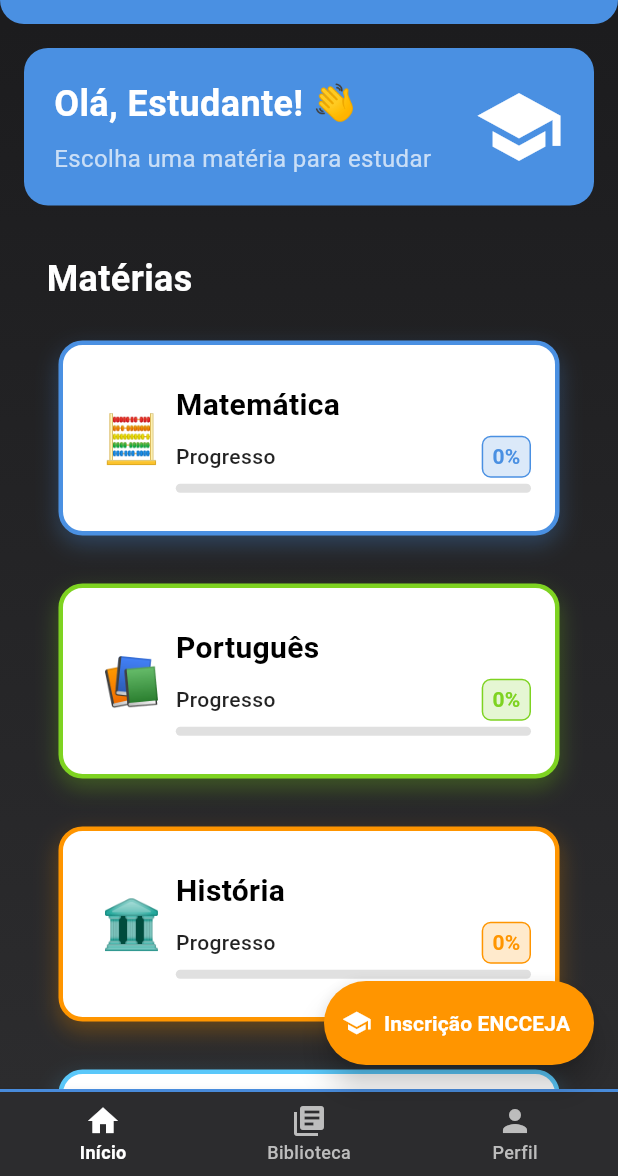
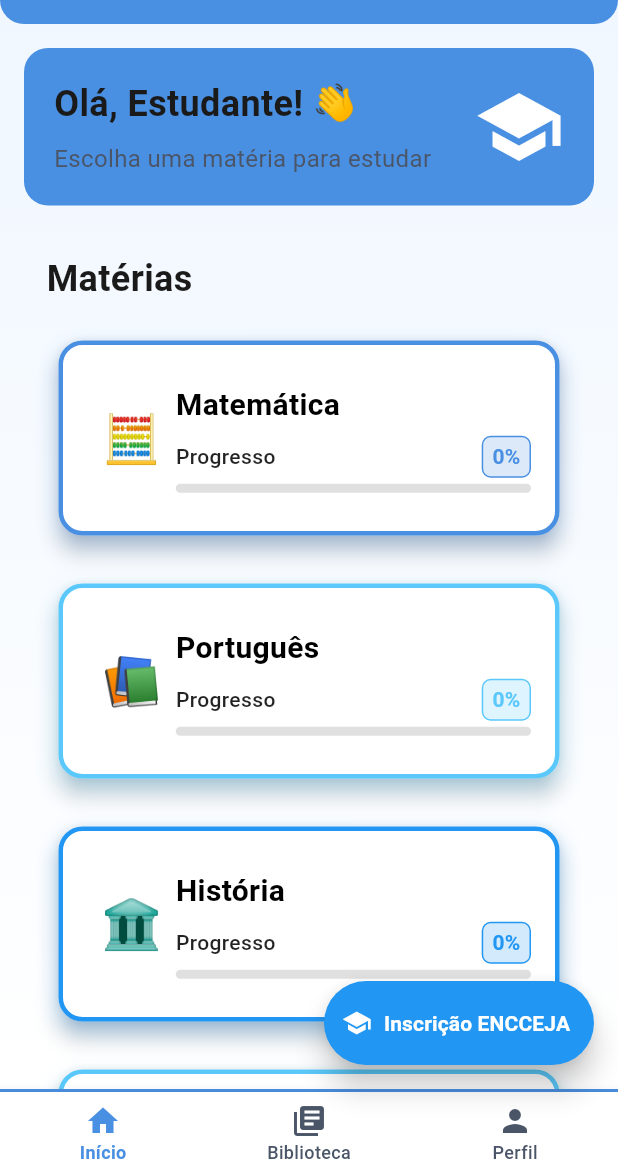
Before and after one commit to FabioSonats/enceja-plus, a Flutter app: the HomeScreen screen opened by its route, on a phone screen of 412 x 824 dp, the part 60-1236 px from its top. Run offline on Flutter 3.47's test engine with Material 3 defaults, Android fonts, the phone set to English and light mode, and no system bars; our stand-ins replace cloud_firestore, equatable, firebase_auth, firebase_core, firebase_storage, flutter_bloc and 4 more; missing offline and left inert: dart:html; accounts and stored records are empty.

Commit message:
feat: implementar tema claro com paleta de azuis baseada no onboarding
- Remover modo escuro e usar apenas tema claro
- Atualizar paleta de cores para tons azuis consistentes com onboarding
- Primary: #4A90E2 (azul do onboarding)
- Secondary: #5AC8FA (azul claro)
- Accent: #2196F3 (azul mÃ©dio)
- Background: #F0F7FF (azul muito claro)
- Garantir legibilidade de textos em fundos claros
- Atualizar todas as telas para usar cores claras
- Atualizar cores de gamificaÃ§Ã£o para tons azuis

```diff
--- a/lib/core/theme/app_theme.dart
+++ b/lib/core/theme/app_theme.dart
@@ -5,10 +5,10 @@ class AppTheme {
   // CORES PRINCIPAIS DO SISTEMA
   // ===========================================
 
-  // Cores primárias - Paleta principal
-  static const Color primaryColor = Color(0xFF4A90E2); // Azul principal
-  static const Color secondaryColor = Color(0xFF7ED321); // Verde secundário
-  static const Color accentColor = Color(0xFFFF9500); // Laranja de destaque
+  // Cores primárias - Paleta principal (tons azuis baseados no onboarding)
+  static const Color primaryColor = Color(0xFF4A90E2); // Azul principal (onboarding)
+  static const Color secondaryColor = Color(0xFF5AC8FA); // Azul claro secundário
+  static const Color accentColor = Color(0xFF2196F3); // Azul médio de destaque
 
   // Cores de status
   static const Color errorColor = Color(0xFFFF3B30); // Vermelho de erro
@@ -54,22 +54,23 @@ class AppTheme {
   // CORES DE GAMIFICAÇÃO
   // ===========================================
 
-  static const Color xpColor = Color(0xFFFFCC00); // Amarelo XP
-  static const Color levelColor = Color(0xFFAF52DE); // Roxo de nível
-  static const Color achievementColor = Color(0xFFFF6B35); // Laranja conquista
-  static const Color progressColor = Color(0xFF4CAF50); // Verde progresso
-  static const Color streakColor = Color(0xFFFF5722); // Laranja sequência
+  // Cores de gamificação - Tons azuis
+  static const Color xpColor = Color(0xFF4A90E2); // Azul principal para XP
+  static const Color levelColor = Color(0xFF2196F3); // Azul médio para nível
+  static const Color achievementColor = Color(0xFF1976D2); // Azul escuro para conquista
+  static const Color progressColor = Color(0xFF5AC8FA); // Azul claro para progresso
+  static const Color streakColor = Color(0xFF0D47A1); // Azul muito escuro para sequência
 
   // ===========================================
   // CORES DE FUNDO E SUPERFÍCIE
   // ===========================================
 
-  // Modo claro
-  static const Color backgroundLight = Color(0xFFF7F9FC);
-  static const Color surfaceLight = Color(0xFFFFFFFF);
-  static const Color surfaceVariantLight = Color(0xFFF5F5F5);
-  static const Color textLight = Color(0xFF2C2C2E);
-  static const Color textSecondaryLight = Color(0xFF6C6C70);
+  // Modo claro - Tons azuis suaves
+  static const Color backgroundLight = Color(0xFFF0F7FF); // Azul muito claro
+  static const Color surfaceLight = Color(0xFFFFFFFF); // Branco
+  static const Color surfaceVariantLight = Color(0xFFE8F4FD); // Azul bem claro
+  static const Color textLight = Color(0xFF1A1A1A); // Preto suave para legibilidade
+  static const Color textSecondaryLight = Color(0xFF4A5568); // Cinza azulado escuro
 
   // Modo escuro
   static const Color backgroundDark = Color(0xFF1C1C1E);
@@ -176,9 +177,9 @@ class AppTheme {
   // GRADIENTES PREDEFINIDOS
   // ===========================================
 
-  /// Gradiente principal do app
+  /// Gradiente principal do app - Tons azuis
   static const LinearGradient primaryGradient = LinearGradient(
-    colors: [primaryColor, secondaryColor],
+    colors: [primaryColor, accentColor],
     begin: Alignment.topLeft,
     end: Alignment.bottomRight,
   );
--- a/lib/main.dart
+++ b/lib/main.dart
@@ -39,9 +39,8 @@ class ENCCEJAPlusApp extends StatelessWidget {
       child: MaterialApp.router(
         title: AppConstants.appName,
         debugShowCheckedModeBanner: false,
-        theme: AppTheme.darkTheme,
-        darkTheme: AppTheme.darkTheme,
-        themeMode: ThemeMode.system,
+        theme: AppTheme.lightTheme,
+        themeMode: ThemeMode.light,
         routerConfig: AppRouter.router,
       ),
     );
--- a/lib/presentation/views/home/home_screen.dart
+++ b/lib/presentation/views/home/home_screen.dart
@@ -108,7 +108,7 @@ class _HomeScreenState extends State<HomeScreen> {
       floatingActionButton: _selectedIndex == 0 ? _buildEnrollmentFAB() : null,
       bottomNavigationBar: Container(
         decoration: const BoxDecoration(
-          color: AppTheme.surfaceDark,
+          color: AppTheme.surfaceLight,
           border: Border(
             top: BorderSide(color: AppTheme.primaryColor, width: 2),
           ),
@@ -116,7 +116,7 @@ class _HomeScreenState extends State<HomeScreen> {
         child: BottomNavigationBar(
           type: BottomNavigationBarType.fixed,
           currentIndex: _selectedIndex,
-          backgroundColor: AppTheme.surfaceDark,
+          backgroundColor: AppTheme.surfaceLight,
           onTap: (index) {
             setState(() {
               _selectedIndex = index;
@@ -147,8 +147,8 @@ class _HomeScreenState extends State<HomeScreen> {
                 break;
             }
           },
-          selectedItemColor: Colors.white, // Branco para máximo contraste
-          unselectedItemColor: Colors.grey[400], // Cinza mais claro
+          selectedItemColor: AppTheme.primaryColor, // Azul para item selecionado
+          unselectedItemColor: AppTheme.textSecondaryLight, // Cinza para item não selecionado
           selectedLabelStyle: const TextStyle(
             fontWeight: FontWeight.bold,
             fontSize: 12,
@@ -172,7 +172,7 @@ class _HomeScreenState extends State<HomeScreen> {
     return Container(
       decoration: const BoxDecoration(
         gradient: LinearGradient(
-          colors: [AppTheme.backgroundDark, AppTheme.surfaceDark],
+          colors: [AppTheme.backgroundLight, AppTheme.surfaceLight],
           begin: Alignment.topCenter,
           end: Alignment.bottomCenter,
         ),
@@ -207,20 +207,20 @@ class _HomeScreenState extends State<HomeScreen> {
             child: Column(
               crossAxisAlignment: CrossAxisAlignment.start,
               children: [
-                const Text(
+                Text(
                   'Olá, Estudante! 👋',
                   style: TextStyle(
                     fontSize: 24,
                     fontWeight: FontWeight.bold,
-                    color: Colors.white,
+                    color: AppTheme.textLight,
                   ),
                 ),
                 const SizedBox(height: 8),
-                const Text(
+                Text(
                   'Escolha uma matéria para estudar',
                   style: TextStyle(
                     fontSize: 16,
-                    color: Colors.white70,
+                    color: AppTheme.textSecondaryLight,
                   ),
                 ),
               ],
@@ -245,14 +245,14 @@ class _HomeScreenState extends State<HomeScreen> {
         return Column(
           crossAxisAlignment: CrossAxisAlignment.start,
           children: [
-            const Padding(
-              padding: EdgeInsets.symmetric(horizontal: 15),
+            Padding(
+              padding: const EdgeInsets.symmetric(horizontal: 15),
               child: Text(
                 'Matérias',
                 style: TextStyle(
                   fontSize: 24,
                   fontWeight: FontWeight.bold,
-                  color: Colors.white,
+                  color: AppTheme.textLight,
                 ),
               ),
             ),
--- a/lib/presentation/views/study/interactive_math_lessons_screen.dart
+++ b/lib/presentation/views/study/interactive_math_lessons_screen.dart
@@ -776,7 +776,7 @@ class _PuzzleLessonFlowState extends State<_PuzzleLessonFlow> {
                 'Carregando próxima questão...',
                 style: TextStyle(
                   fontSize: 16,
-                  color: AppTheme.textDark,
+                  color: AppTheme.textLight,
                 ),
               ),
             ],
--- a/lib/presentation/views/study/lesson_explanation_screen.dart
+++ b/lib/presentation/views/study/lesson_explanation_screen.dart
@@ -121,7 +121,7 @@ class _LessonExplanationScreenState extends State<LessonExplanationScreen>
       body: Container(
         decoration: const BoxDecoration(
           gradient: LinearGradient(
-            colors: [AppTheme.backgroundDark, AppTheme.surfaceDark],
+            colors: [AppTheme.backgroundLight, AppTheme.surfaceLight],
             begin: Alignment.topCenter,
             end: Alignment.bottomCenter,
           ),
```
Also changed, not shown: lib/presentation/views/auth/login_screen.dart (+7 -7 lines), lib/presentation/views/profile/profile_screen.dart (+15 -15 lines), lib/presentation/widgets/interactive_exercises/puzzle_widget.dart (+5 -5 lines).
